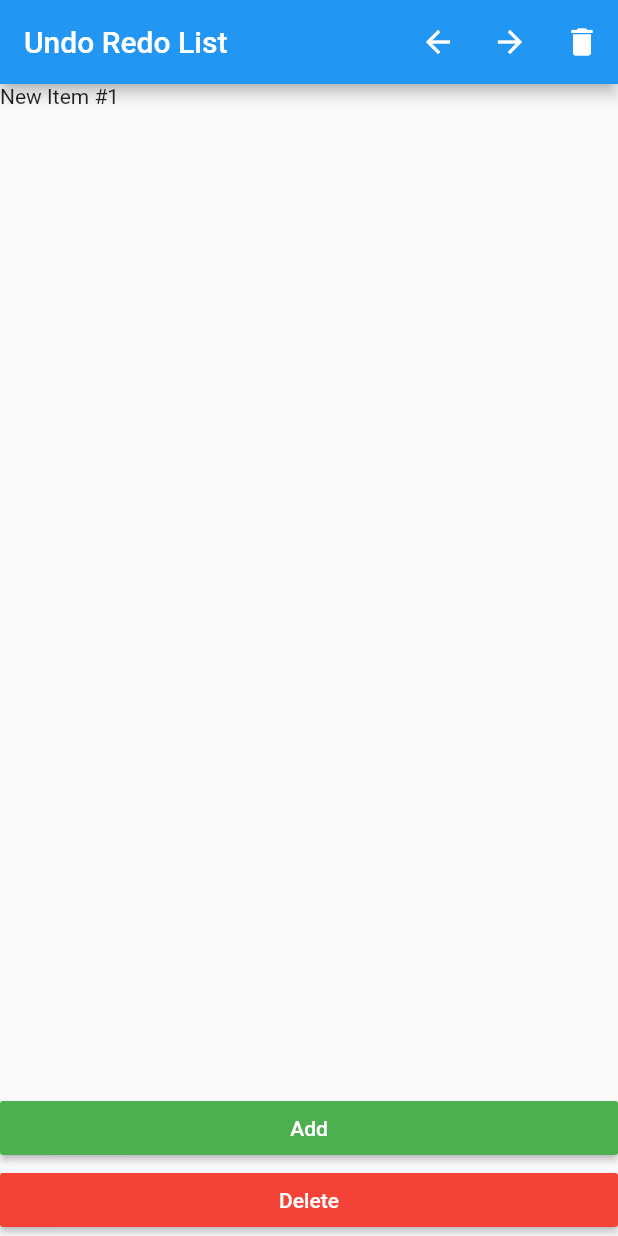
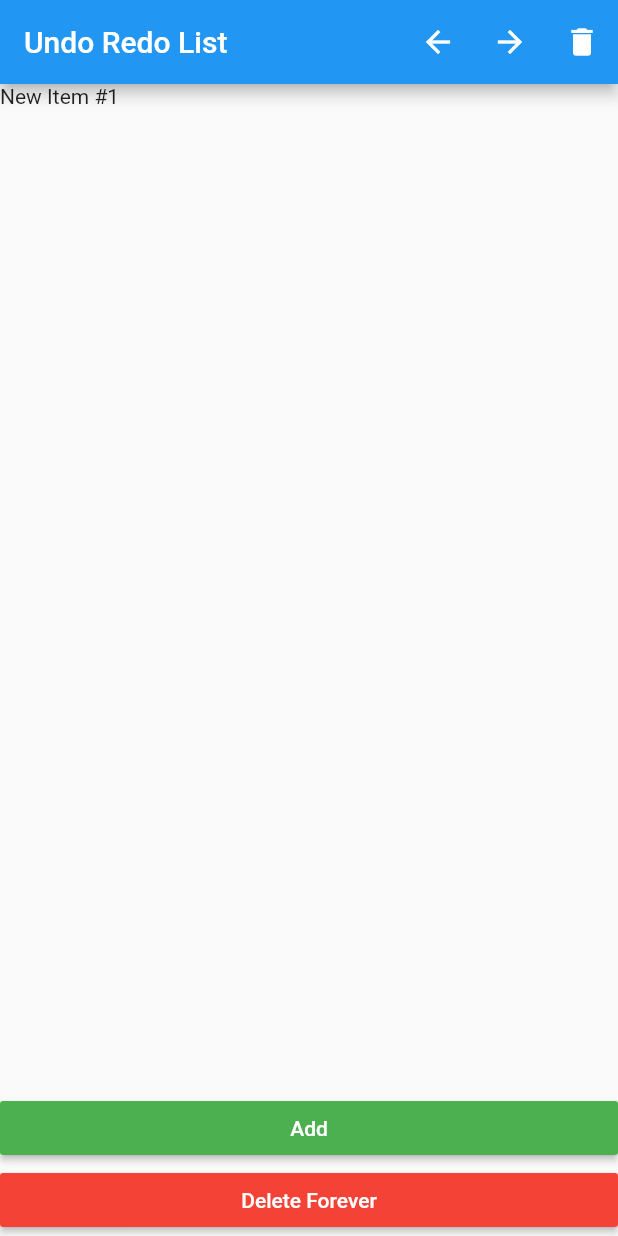
Before and after one commit to nekomaruh/undo_redo_stack, a Flutter app: the screen it shows after launch, after a tap on "Add", on a phone screen of 412 x 824 dp. Run offline on Flutter 3.47's test engine with Material 2 defaults, Android fonts, the phone set to English and light mode, and no system bars.

Commit message:
update readme

```diff
--- a/example/lib/undo_page.dart
+++ b/example/lib/undo_page.dart
@@ -12,6 +12,7 @@ class ExamplePage extends StatefulWidget {
 class _ExamplePageState extends State<ExamplePage> {
   final stack = UndoRedoStack<Widget>();
   final whiteText = const TextStyle(color: Colors.white);
+  int itemCount = 0;
 
   @override
   Widget build(BuildContext context) {
@@ -41,7 +42,7 @@ class _ExamplePageState extends State<ExamplePage> {
             ),
             MaterialButton(
                 onPressed: _deleteItem,
-                child: Text('Delete', style: whiteText),
+                child: Text('Delete Forever', style: whiteText),
                 color: Colors.red)
           ],
         ));
@@ -54,7 +55,7 @@ class _ExamplePageState extends State<ExamplePage> {
 
   // Add Item to List
   void _addItem() {
-    final item = Text('New Item #${stack.list.length + 1}');
+    final item = Text('New Item #${++itemCount}');
     setState(() => stack.push(item));
   }
 
```
Also changed, not shown: 1 other file.
